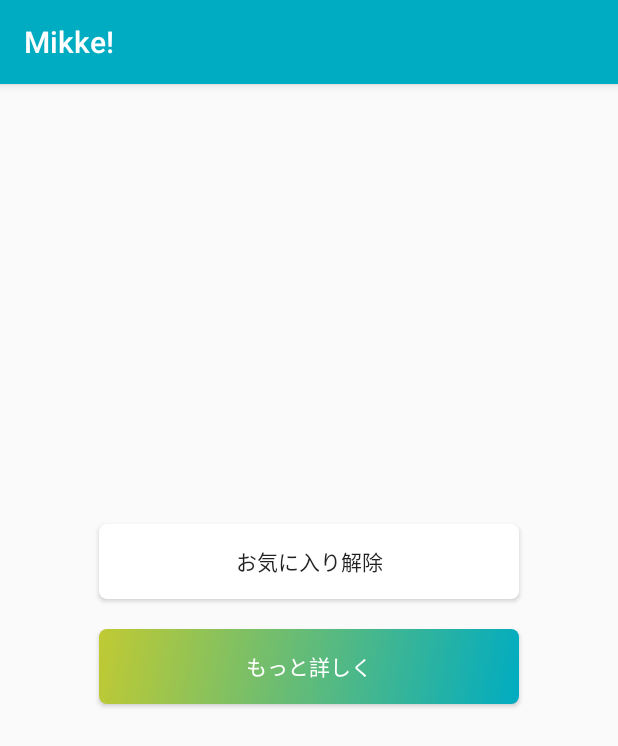
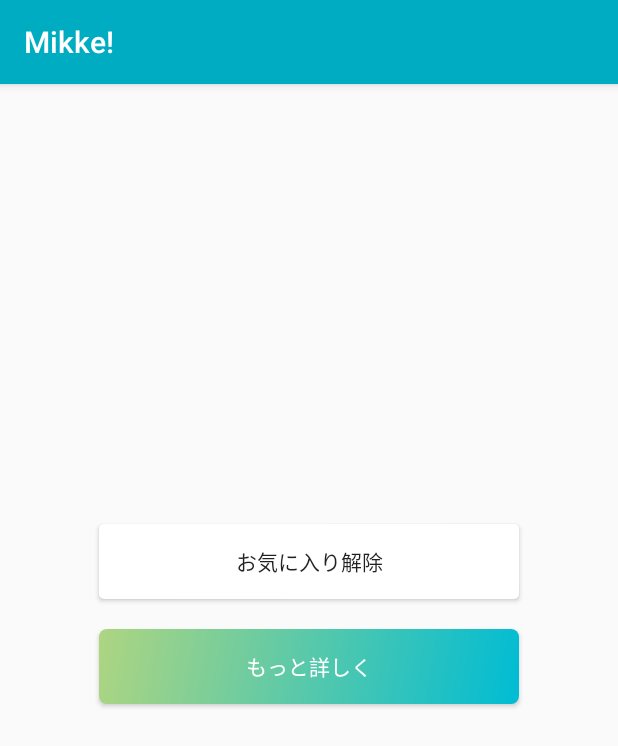
Before and after one commit to nandate/Mikke-Android, an Android app: the FullServicesActivity screen opened directly, with no data from a screen before it, on a phone screen of 412 x 824 dp. Shown: the top 746 px of the screen. Run offline under Robolectric (Android 15) with nearby library versions, the phone set to English and light mode, and no system bars; our stand-ins replace Firebase (no records; nobody signed in at launch, a user with empty details on screens opened directly).

Commit message:
ボタンと背景等を変更

```diff
--- /dev/null
+++ b/app/src/main/res/drawable-v21/button_white.xml
@@ -0,0 +1,11 @@
+<?xml version="1.0" encoding="utf-8"?>
+<ripple
+    xmlns:android="http://schemas.android.com/apk/res/android"
+    android:color="?android:attr/colorControlHighlight">
+    <item>
+        <shape>
+            <solid android:color="@color/colorWhite" />
+            <corners android:radius="3dp" />
+        </shape>
+    </item>
+</ripple>
--- /dev/null
+++ b/app/src/main/res/drawable/button_white.xml
@@ -0,0 +1,6 @@
+<?xml version="1.0" encoding="utf-8"?>
+<selector xmlns:android="http://schemas.android.com/apk/res/android">
+    <item android:state_pressed="true"
+        android:drawable="@color/colorPrimaryDark"/>
+    <item android:drawable="@color/colorWhite"/>
+</selector>
--- a/app/src/main/res/drawable/gradation_primal.xml
+++ b/app/src/main/res/drawable/gradation_primal.xml
@@ -8,7 +8,7 @@
     <gradient
         android:angle="135"
         android:startColor="#00ACC1"
-        android:endColor="#C0CA33"
+        android:endColor="#9CCC65"
         />
 
 </shape>
--- a/app/src/main/res/drawable/gradation_primal_radius.xml
+++ b/app/src/main/res/drawable/gradation_primal_radius.xml
@@ -5,9 +5,10 @@
         android:right="2dp"
         android:bottom="2dp" />
     <corners android:radius="5dp" />
+    <item android:state_pressed="true"/>
     <gradient
         android:angle="135"
-        android:startColor="#00ACC1"
-        android:endColor="#C0CA33"
+        android:startColor="#00BCD4"
+        android:endColor="#AED581"
         />
 </shape>
--- a/app/src/main/res/layout/activity_full_services.xml
+++ b/app/src/main/res/layout/activity_full_services.xml
@@ -47,7 +47,7 @@
         android:layout_gravity="center"
         android:layout_marginTop="@dimen/favorite_item_more_button_marginTop"
         android:layout_marginBottom="@dimen/favorite_item_more_button_marginBottom"
-        android:background="@drawable/bg_white"
+        android:background="@drawable/button_white"
         android:text="お気に入り解除" />
 
 
--- a/app/src/main/res/layout/activity_log_in.xml
+++ b/app/src/main/res/layout/activity_log_in.xml
@@ -31,7 +31,7 @@
         android:id="@+id/loginButton"
         android:layout_width="@dimen/button_layout_width"
         android:layout_height="@dimen/button_layout_height"
-        android:background="@drawable/bg_white"
+        android:background="@drawable/button_white"
         android:layout_marginTop="@dimen/login_button_marginTop"
         android:layout_alignLeft="@+id/passwordField"
         android:layout_below="@+id/passwordField"
--- a/app/src/main/res/layout/activity_sign_up.xml
+++ b/app/src/main/res/layout/activity_sign_up.xml
@@ -30,7 +30,7 @@
         android:layout_width="@dimen/button_layout_width"
         android:layout_height="@dimen/button_layout_height"
         android:layout_marginTop="@dimen/signUp_button_marginTop"
-        android:background="@drawable/bg_white"
+        android:background="@drawable/button_white"
         android:layout_alignLeft="@+id/passwordField"
         android:layout_below="@+id/passwordField"
         android:text="@string/sign_up_button_label"
--- a/app/src/main/res/values/colors.xml
+++ b/app/src/main/res/values/colors.xml
@@ -2,7 +2,8 @@
 <resources>
     <color name="colorPrimary">#00ACC1</color>
     <color name="colorPrimaryDark">#0097A7</color>
-    <color name="colorAccent">#CDDC39</color>
+    <color name="colorAccent">#AED581</color>
     <color name="colorLINE">#1dcd00</color>
     <color name="colorEffect">#4DD0E1</color>
+    <color name="colorWhite">#ffffff</color>
 </resources>
```
Also changed, not shown: app/src/main/res/drawable-v21/button.xml (+9 -5 lines), app/src/main/res/layout/activity_user_setting.xml (+11 -5 lines).
